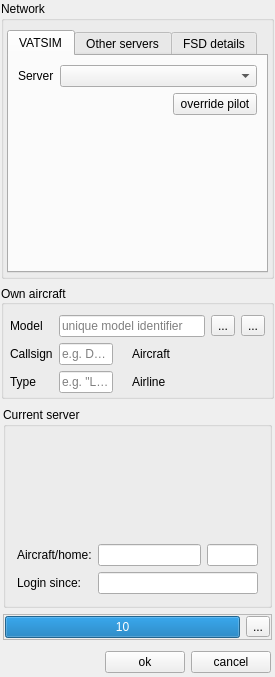
First picture: the form in src/blackgui/components/logincomponent.ui, repository swift-project/pilotclient, before the edit.
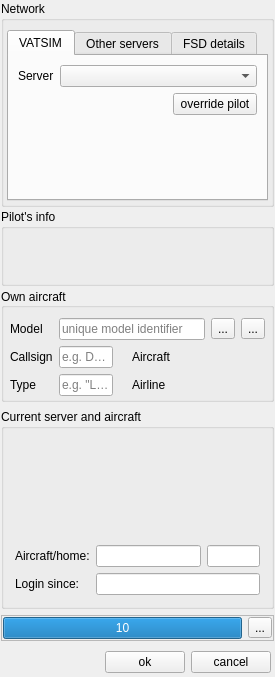
Second picture: the form after the edit. Icons and pictures are not drawn. Custom widgets are drawn as their Qt base class.

Commit message: Ref T219, finetuning login component as discussed https://swift-project.slack.com/archives/G7GD2UP9C/p1515341712000143

```diff
--- a/src/blackgui/components/logincomponent.ui
+++ b/src/blackgui/components/logincomponent.ui
@@ -15,7 +15,7 @@
   </property>
   <layout class="QVBoxLayout" name="hl_Timeout_2">
    <property name="spacing">
-    <number>6</number>
+    <number>2</number>
    </property>
    <property name="leftMargin">
     <number>1</number>
@@ -230,6 +230,37 @@
      </layout>
     </widget>
    </item>
+   <item>
+    <widget class="QGroupBox" name="gb_PilotsDetails">
+     <property name="title">
+      <string>Pilot's info</string>
+     </property>
+     <layout class="QVBoxLayout" name="vl_PilotIngoGroupBox">
+      <property name="leftMargin">
+       <number>2</number>
+      </property>
+      <property name="topMargin">
+       <number>2</number>
+      </property>
+      <property name="rightMargin">
+       <number>2</number>
+      </property>
+      <property name="bottomMargin">
+       <number>2</number>
+      </property>
+      <item>
+       <widget class="BlackGui::Editors::CPilotForm" name="editor_Pilot">
+        <property name="minimumSize">
+         <size>
+          <width>0</width>
+          <height>50</height>
+         </size>
+        </property>
+       </widget>
+      </item>
+     </layout>
+    </widget>
+   </item>
    <item>
     <widget class="QGroupBox" name="gb_OwnAircraft">
      <property name="title">
@@ -459,28 +490,31 @@
      </property>
      <layout class="QVBoxLayout" name="vl_LogoffConfirmation">
       <property name="leftMargin">
-       <number>2</number>
+       <number>0</number>
       </property>
       <property name="topMargin">
-       <number>2</number>
+       <number>5</number>
       </property>
       <property name="rightMargin">
-       <number>2</number>
+       <number>0</number>
       </property>
       <property name="bottomMargin">
-       <number>2</number>
+       <number>5</number>
       </property>
       <item>
        <widget class="QGroupBox" name="gb_CurrentLogin">
         <property name="title">
-         <string>Current server</string>
+         <string>Current server and aircraft</string>
         </property>
         <layout class="QVBoxLayout" name="vl_CurrentServer">
+         <property name="spacing">
+          <number>2</number>
+         </property>
          <property name="leftMargin">
           <number>2</number>
          </property>
          <property name="topMargin">
-          <number>2</number>
+          <number>5</number>
          </property>
          <property name="rightMargin">
           <number>2</number>
@@ -663,11 +697,6 @@
    <header>blackgui/components/dbairlineicaoselectorcomponent.h</header>
    <container>1</container>
   </customwidget>
-  <customwidget>
-   <class>BlackGui::CTickLabel</class>
-   <extends>QLabel</extends>
-   <header>blackgui/ticklabel.h</header>
-  </customwidget>
   <customwidget>
    <class>BlackGui::Components::CServerListSelector</class>
    <extends>QComboBox</extends>
```
The commit also changes 1 other file.
